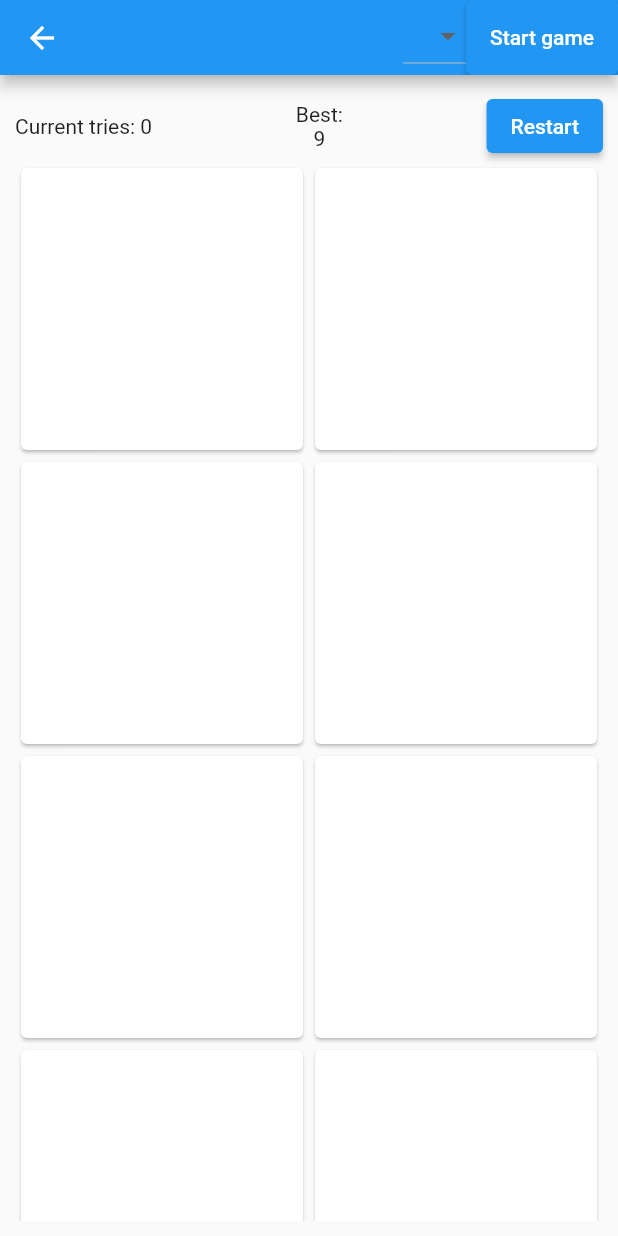
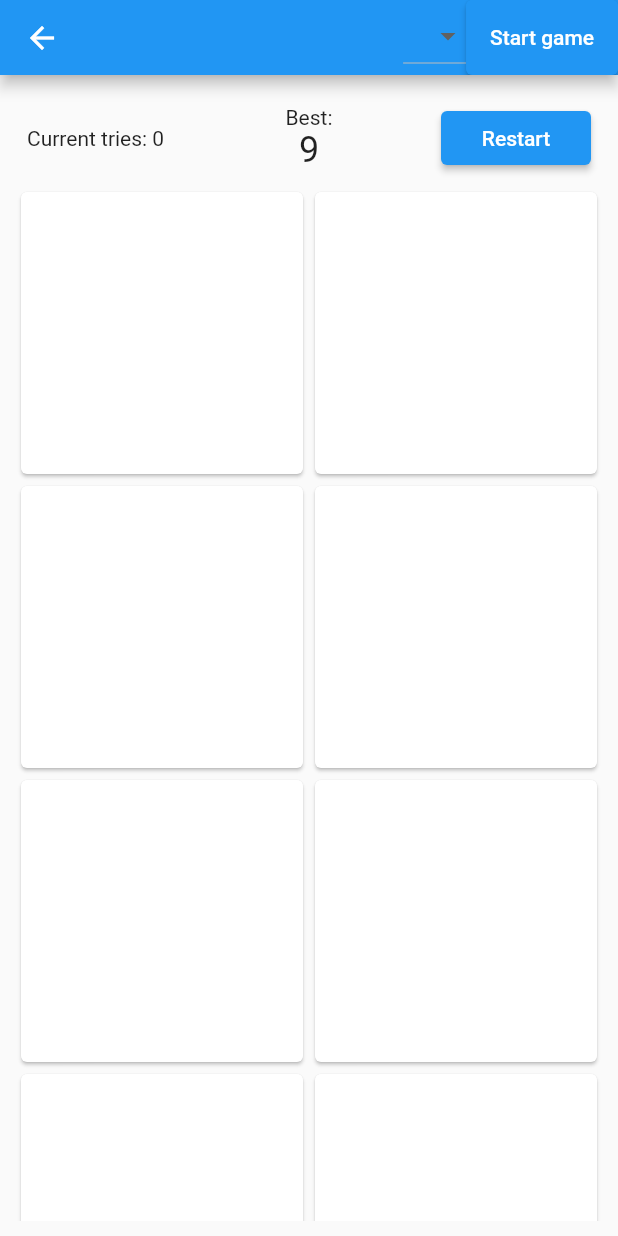
Before and after one commit to wixon1337/card-matching-game, a Flutter app: the screen it shows after launch, after a tap on "Start game", on a phone screen of 412 x 824 dp. Run offline on Flutter 3.47's test engine with Material 2 defaults, Android fonts, the phone set to English and light mode, and no system bars.

Commit message:
Board headline layout fixed. Restart implemented.

```diff
--- a/lib/components/board.dart
+++ b/lib/components/board.dart
@@ -28,23 +28,47 @@ class _BoardState extends State<Board> {
       padding: const EdgeInsets.all(10.0),
       child: Column(
         children: [
-          Row(
+          Padding(
+            padding: const EdgeInsets.all(8.0),
+            child: Row(
               mainAxisAlignment: MainAxisAlignment.spaceBetween,
               children: [
-              Row(
+                Expanded(
+                  child: Row(
                     children: [
                       const Text('Current tries: '),
                       Text('$_counter'),
                     ],
                   ),
-              Column(
-                children: const [
-                  Text('Best:'),
-                  Text('9'),
+                ),
+                Expanded(
+                  child: Column(
+                    children: [
+                      const Text('Best:'),
+                      Text('9', style: TextStyle(fontSize: Theme.of(context).textTheme.headline5!.fontSize)),
                     ],
                   ),
-              ElevatedButton(onPressed: () {}, child: const Text('Restart')),
+                ),
+                Expanded(
+                  child: Row(
+                    mainAxisAlignment: MainAxisAlignment.end,
+                    children: [
+                      SizedBox(
+                        width: 100.0,
+                        child: ElevatedButton(
+                          onPressed: () {
+                            setState(() {
+                              _init();
+                            });
+                          },
+                          child: const Text('Restart'),
+                        ),
+                      ),
                     ],
+                  ),
+                ),
+              ],
+            ),
           ),
           Expanded(
             child: GridView.extent(
@@ -67,6 +91,11 @@ class _BoardState extends State<Board> {
   }
 
   void _init() {
+    _cards.clear();
+    revealedCard;
+    _tapLock = false;
+    _counter = 0;
+
     var numberOfUniqueCards = widget.numberOfCards ~/ 2;
     var cardIndexes = List.generate(numberOfUniqueCards, (index) => index).toList();
     for (var index in cardIndexes) {
```
Lines whose indentation alone changed are shown as unchanged.
